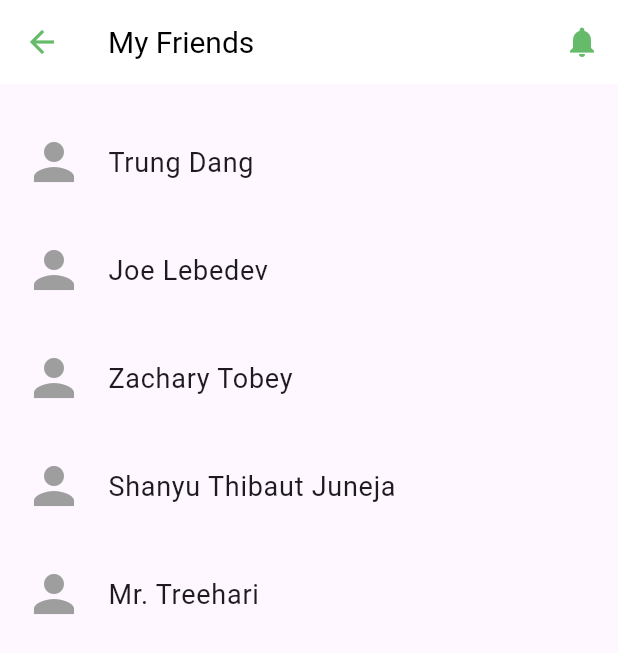
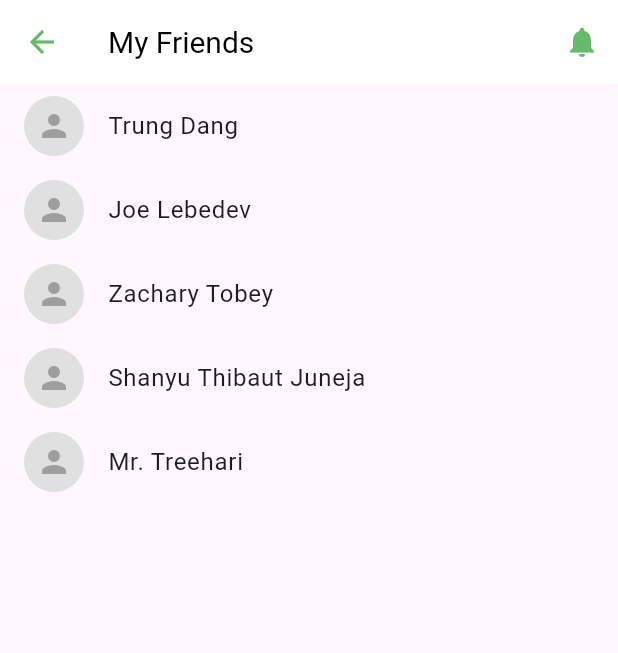
Before and after one commit to uhabit-cs320/uhabit-app, a Flutter app: the Screen screen opened directly, item 2 of the bottom bar chosen, scrolled down 246 dp, after a tap on "My Friends", on a phone screen of 412 x 824 dp. Shown: the top 653 px of the screen. Run offline on Flutter 3.47's test engine with Material 3 defaults, Android fonts, the phone set to English and light mode, and no system bars; our stand-ins replace firebase_auth, firebase_core, font_awesome_flutter, google_sign_in, sign_in_with_apple; accounts and stored records are empty.

Commit message:
adding the friend list to UI, checkpoint 2

```diff
--- a/lib/FriendsListScreen.dart
+++ b/lib/FriendsListScreen.dart
@@ -1,31 +1,75 @@
 import 'package:flutter/material.dart';
 import 'AppBar.dart';
+import 'FriendProfileScreen.dart';
 
 class FriendsListScreen extends StatelessWidget {
   final List<Map<String, String>> friends;
 
   FriendsListScreen({required this.friends});
-
+  final Map<String, Map<String, dynamic>> friendsData = {
+    'Trung Dang': {
+      'name': 'Trung Dang',
+      'bio': 'Night Owl',
+      'habits': ['Soccer', 'Swimming', 'Drinking Water'],
+      'calendar': List.generate(30, (index) => index % 7 == 0 || index % 3 == 2)
+    },
+    'Joe Lebedev': {
+      'name': 'Joe Lebedev',
+      'bio': 'Grinding research thesis',
+      'habits': ['Biking', 'Running'],
+      'calendar': List.generate(30, (index) => index % 3 == 1 || index % 4 == 2),
+      // Random activity
+    },
+    'Zachary Tobey': {
+      'name': 'Zachary Tobey',
+      'bio': 'Enjoys hiking and reading',
+      'habits': ['Running', 'Cooking', 'Meditation'],
+      'calendar': List.generate(30, (index) => index % 2 == 0 || index % 7 == 3),
+      // Random activity
+    },
+    'Shanyu Thibaut Juneja': {
+      'name': 'Shanyu Thibaut Juneja',
+      'bio': 'Tech enthusiast and coffee lover',
+      'habits': ['Yoga', 'Journaling', 'Photography'],
+      'calendar': List.generate(30, (index) => index % 3 == 0),
+    },
+    'Mr. Treehari': {
+      'name': 'Mr. Treehari',
+      'bio': 'adorable boss',
+      'habits': ['Keeping Track of Team 7'],
+      'calendar': List.generate(30, (index) => index % 1 == 0)
+    },
+    'Gordon Ramsay': {
+      'name': 'Gordon Ramsay',
+      'bio': 'I have 17 Michelin stars',
+      'habits': ['filming', 'cooking', 'writing'],
+      'calendar': List.generate(30, (index) => index % 7 == 6 || index % 5 == 2 || index % 4 == 1)
+    }
+  };
   @override
   Widget build(BuildContext context) {
     return Scaffold(
-      appBar: CustomAppBar(title:"My Friends"),
+      appBar: CustomAppBar(title: "My Friends"),
       body: ListView.builder(
-        padding: EdgeInsets.all(16.0),
         itemCount: friends.length,
         itemBuilder: (context, index) {
           final friend = friends[index];
           return ListTile(
-            leading: Icon(
-              Icons.person,
-              size: 40,
-              color: Colors.grey,
+            leading: CircleAvatar(
+              backgroundColor: Colors.grey[300],
+              child: Icon(Icons.person, color: Colors.grey),
             ),
-            title: Text(
-              friend['name']!,
-              style: TextStyle(fontSize: 18),
-            ),
-            contentPadding: EdgeInsets.symmetric(vertical: 8.0),
+            title: Text(friend['name']!),
+            onTap: () {
+              Navigator.push(
+                context,
+                MaterialPageRoute(
+                  builder: (context) => FriendProfileScreen(
+                    friendData: friendsData[friend['name']] as Map<String, dynamic>,
+                  ),
+                ),
+              );
+            },
           );
         },
       ),
--- a/lib/main.dart
+++ b/lib/main.dart
@@ -8,6 +8,7 @@ import 'CalendarScreen.dart';
 import 'HomeScreen.dart';
 import 'FriendScreen.dart';
 import 'AppBar.dart';
+import 'SplashScreen.dart';
 import 'services/auth_service.dart';
 import 'services/mock_user_profile_service.dart';
 import 'services/firebase_auth_service.dart';
@@ -43,8 +44,10 @@ class MyApp extends StatelessWidget {
 
           return snapshot.hasData
             ? Screen()
-            : SignUpScreen(authService: authService);
+            // : SignUpScreen(authService: authService); #TODO: uncomment this
+          : Screen();
         },
+
       ),
       debugShowCheckedModeBanner: false,
     );
--- a/pubspec.yaml
+++ b/pubspec.yaml
@@ -63,9 +63,9 @@ flutter:
   # included with your application, so that you can use the icons in
   # the material Icons class.
   uses-material-design: true
-
   # To add assets to your application, add an assets section, like this:
-  # assets:
+  assets:
+     - assets/splash_screen.png
   #   - images/a_dot_burr.jpeg
   #   - images/a_dot_ham.jpeg
 
```
Also changed, not shown: lib/FriendProfileScreen.dart (added, +174 -0 lines), lib/FriendScreen.dart (+50 -3 lines), lib/NotificationScreen.dart (+10 -6 lines), lib/SplashScreen.dart (added, +14 -0 lines), assets/splash_screen.png (added), 3 other files.
